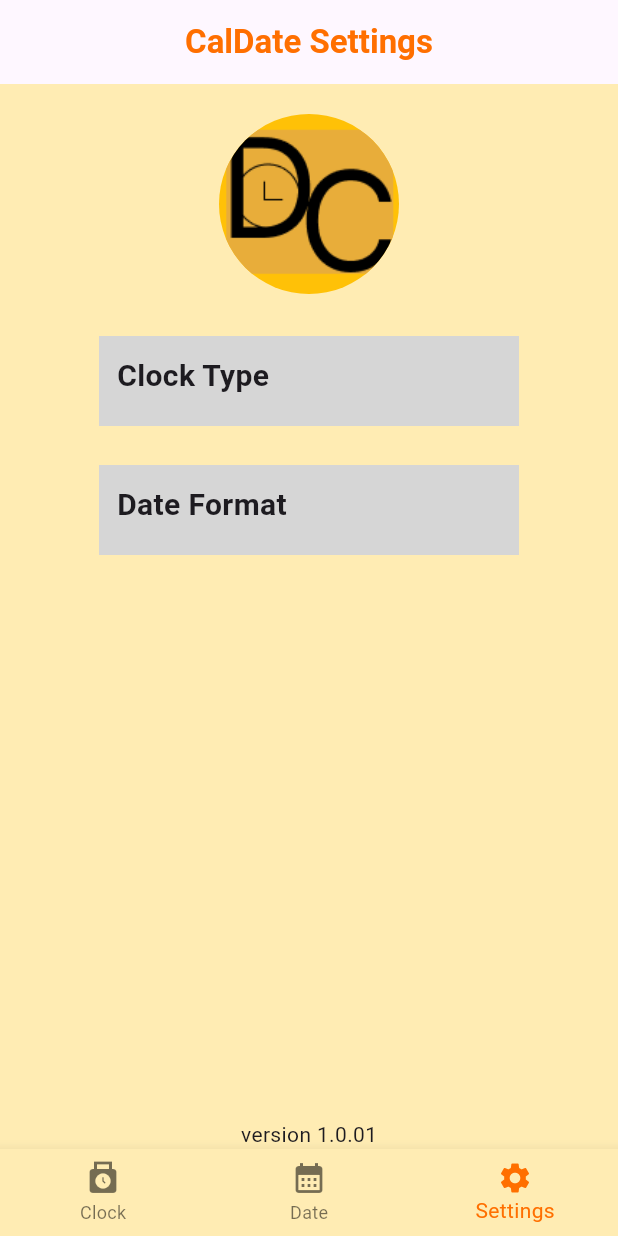
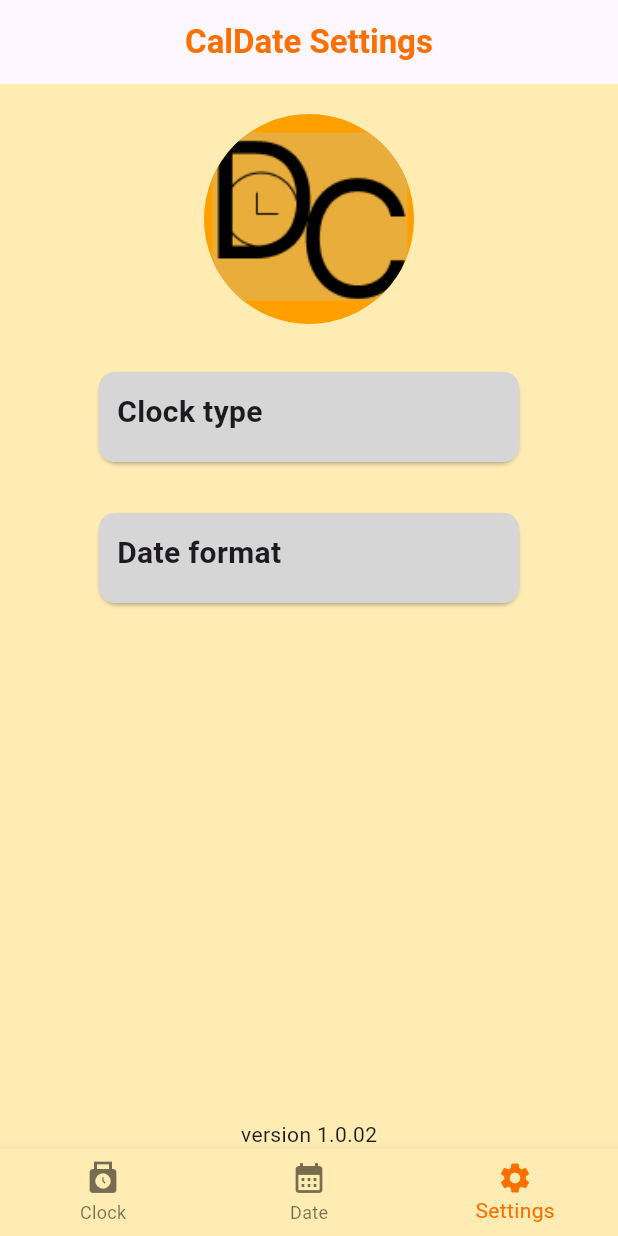
Before and after one commit to Ugocode/CalDate, a Flutter app: the screen it shows after launch, item 3 of the bottom bar chosen, on a phone screen of 412 x 824 dp. Run offline on Flutter 3.47's test engine with Material 2 defaults, Android fonts, the phone set to English and light mode, and no system bars; our stand-ins replace syncfusion_flutter_calendar; missing offline and left inert: clock_loader, one_clock.

Commit message:
added links to the buttons

```diff
--- a/lib/Screens/settings_page.dart
+++ b/lib/Screens/settings_page.dart
@@ -1,3 +1,5 @@
+import 'package:date_clock/Screens/clock_type.dart';
+import 'package:date_clock/Screens/date_format.dart';
 import 'package:flutter/material.dart';
 
 class SettingsPage extends StatefulWidget {
@@ -23,11 +25,11 @@ class _SettingsPageState extends State<SettingsPage> {
           const SizedBox(
             height: 20,
           ),
-          const Center(
+          Center(
             child: CircleAvatar(
-              radius: 60,
-              backgroundColor: Colors.amber,
-              backgroundImage: AssetImage('assets/icons/Logo.png'),
+              radius: 70,
+              backgroundColor: Colors.amber[700],
+              backgroundImage: const AssetImage('assets/icons/Logo.png'),
             ),
           ),
           const SizedBox(
@@ -35,15 +37,28 @@ class _SettingsPageState extends State<SettingsPage> {
           ),
           Padding(
             padding: const EdgeInsets.all(8.0),
+            child: GestureDetector(
+              onTap: () {
+                Navigator.push(
+                  context,
+                  MaterialPageRoute(builder: (context) => const ClockType()),
+                );
+              },
+              child: Card(
                 child: Container(
                   height: 60,
                   width: 280,
+                  decoration: BoxDecoration(
                       color: Colors.grey[350],
+                      borderRadius: BorderRadius.circular(10)),
                   child: const Padding(
                     padding: EdgeInsets.all(12.0),
                     child: Text(
-                  'Clock Type',
-                  style: TextStyle(fontWeight: FontWeight.bold, fontSize: 20),
+                      'Clock type',
+                      style:
+                          TextStyle(fontWeight: FontWeight.bold, fontSize: 20),
+                    ),
+                  ),
                 ),
               ),
             ),
@@ -53,21 +68,34 @@ class _SettingsPageState extends State<SettingsPage> {
           ),
           Padding(
             padding: const EdgeInsets.all(8.0),
+            child: GestureDetector(
+              onTap: () {
+                Navigator.push(
+                  context,
+                  MaterialPageRoute(builder: (context) => const DateFormat()),
+                );
+              },
+              child: Card(
                 child: Container(
                   height: 60,
                   width: 280,
+                  decoration: BoxDecoration(
                       color: Colors.grey[350],
+                      borderRadius: BorderRadius.circular(10)),
                   child: const Padding(
                     padding: EdgeInsets.all(12.0),
                     child: Text(
-                  'Date Format',
-                  style: TextStyle(fontWeight: FontWeight.bold, fontSize: 20),
+                      'Date format',
+                      style:
+                          TextStyle(fontWeight: FontWeight.bold, fontSize: 20),
+                    ),
+                  ),
                 ),
               ),
             ),
           ),
           const Spacer(),
-          const Text('version 1.0.01')
+          const Text('version 1.0.02')
         ],
       ),
     );
```
Lines whose indentation alone changed are shown as unchanged.
